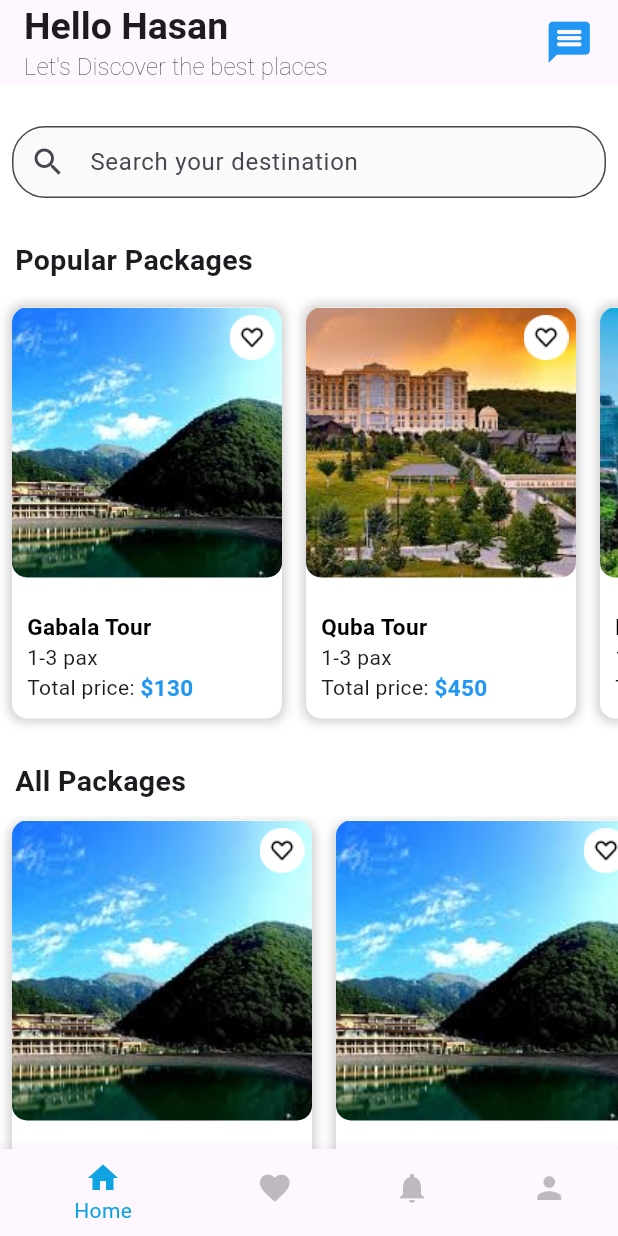
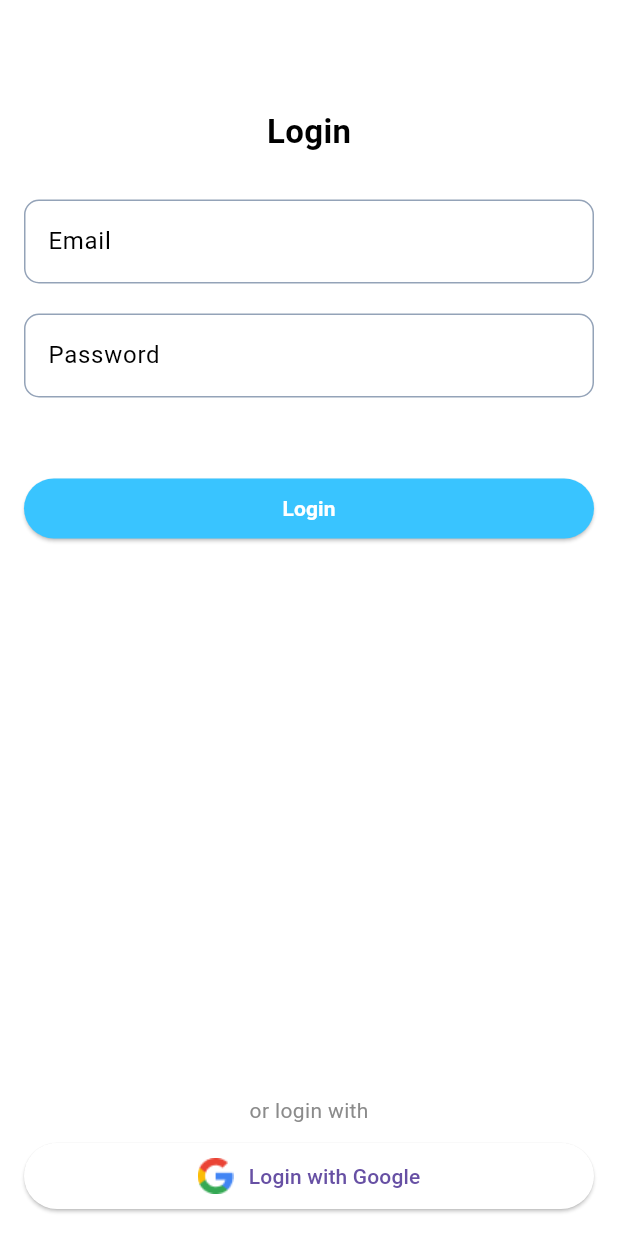
Before and after one commit to HasanShukurof/TravelApp, a Flutter app: the screen it shows after launch, on a phone screen of 412 x 824 dp. Run offline on Flutter 3.47's test engine with Material 3 defaults, Android fonts, the phone set to English and light mode, and no system bars; our stand-ins replace cloud_firestore, firebase_auth, firebase_core, google_sign_in, intl_phone_field; accounts and stored records are empty.

Commit message:
Google sign in created but need fixes

```diff
--- a/lib/main.dart
+++ b/lib/main.dart
@@ -1,25 +1,49 @@
+import 'package:firebase_auth/firebase_auth.dart';
 import 'package:firebase_core/firebase_core.dart';
 import 'package:flutter/material.dart';
 import 'package:san_travel/firebase_options.dart';
+import 'package:san_travel/screens/login_screen.dart';
+import 'package:san_travel/screens/register_screen.dart';
 import 'package:san_travel/widgets/bottom_navigation_bar.dart';
-
 
 void main() async {
   WidgetsFlutterBinding.ensureInitialized();
   await Firebase.initializeApp(
     options: DefaultFirebaseOptions.currentPlatform,
   );
-  runApp(const SanTravel());
+  runApp(SanTravel());
 }
 
-class SanTravel extends StatelessWidget {
+class SanTravel extends StatefulWidget {
   const SanTravel({super.key});
 
   @override
+  State<SanTravel> createState() => _SanTravelState();
+}
+
+class _SanTravelState extends State<SanTravel> {
+  User? _user;
+
+  @override
+  void initState() {
+    super.initState();
+    _loadUser();
+  }
+
+  Future<void> _loadUser() async {
+    // Kullanıcı durumunu dinleyin
+    FirebaseAuth.instance.authStateChanges().listen((User? user) {
+      setState(() {
+        _user = user; // Kullanıcı durumu güncellendiğinde durumu ayarla
+      });
+    });
+  }
+
+  @override
   Widget build(BuildContext context) {
-    return const MaterialApp(
+    return MaterialApp(
       debugShowCheckedModeBanner: false,
-      home: BottomNavBar(),
+      home: _user == null ? const LogInScreen() : const BottomNavBar(),
     );
   }
 }
--- /dev/null
+++ b/lib/screens/auth_service.dart
@@ -0,0 +1,78 @@
+import 'package:firebase_auth/firebase_auth.dart';
+import 'package:cloud_firestore/cloud_firestore.dart';
+import 'package:google_sign_in/google_sign_in.dart';
+
+class AuthService {
+  final FirebaseAuth _auth = FirebaseAuth.instance;
+  final FirebaseFirestore _firestore = FirebaseFirestore.instance;
+
+  // E-posta ile kayıt olma
+  Future<void> registerWithEmail(String email, String password) async {
+    try {
+      UserCredential result = await _auth.createUserWithEmailAndPassword(
+        email: email,
+        password: password
+      );
+      User? user = result.user;
+      if (user != null) {
+        await _saveUserToFirestore(user, 'email');
+      }
+    } catch (e) {
+      print('Registration error: ${e.toString()}');
+      // Hata yönetimi
+    }
+  }
+
+  // E-posta ile giriş yapma
+  Future<User?> signInWithEmail(String email, String password) async {
+    try {
+      UserCredential result = await _auth.signInWithEmailAndPassword(
+        email: email,
+        password: password
+      );
+      User? user = result.user;
+      if (user != null) {
+        await _saveUserToFirestore(user, 'email');
+      }
+    } catch (e) {
+      print('Login error: ${e.toString()}');
+      // Hata yönetimi
+    }
+  }
+
+  // Google ile giriş yapma
+  Future<User?> signInWithGoogle() async {
+    try {
+      final GoogleSignInAccount? googleUser = await GoogleSignIn().signIn();
+      final GoogleSignInAuthentication? googleAuth = await googleUser?.authentication;
+      final credential = GoogleAuthProvider.credential(
+        accessToken: googleAuth?.accessToken,
+        idToken: googleAuth?.idToken,
+      );
+      UserCredential result = await _auth.signInWithCredential(credential);
+      User? user = result.user;
+      if (user != null) {
+        await _saveUserToFirestore(user, 'google');
+      }
+    } catch (e) {
+      print('Google sign in error: ${e.toString()}');
+      // Hata yönetimi
+    }
+  }
+
+  // Kullanıcı bilgilerini Firestore'a kaydetme
+  Future<void> _saveUserToFirestore(User user, String signInMethod) async {
+    await _firestore.collection('users').doc(user.uid).set({
+      'uid': user.uid,
+      'email': user.email,
+      'displayName': user.displayName,
+      'signInMethod': signInMethod,
+      'lastSignIn': FieldValue.serverTimestamp(),
+    }, SetOptions(merge: true));
+  }
+
+  // Çıkış yapma
+  Future<void> signOut() async {
+    await _auth.signOut();
+  }
+}
--- /dev/null
+++ b/lib/screens/login_screen.dart
@@ -0,0 +1,214 @@
+import 'package:flutter/material.dart';
+import 'package:san_travel/screens/auth_service.dart';
+import 'package:san_travel/screens/home_screen.dart';
+
+class LogInScreen extends StatefulWidget {
+  const LogInScreen({super.key});
+
+  @override
+  State<LogInScreen> createState() => _LogInScreenState();
+}
+
+class _LogInScreenState extends State<LogInScreen> {
+  final TextEditingController _emailController = TextEditingController();
+  final TextEditingController _passwordController = TextEditingController();
+  final AuthService _auth = AuthService();
+  bool _isLoading = false;
+
+  Future<void> _signInWithEmail() async {
+    setState(() {
+      _isLoading = true;
+    });
+
+    try {
+      final user = await _auth.signInWithEmail(
+        _emailController.text.trim(),
+        _passwordController.text.trim(),
+      );
+      if (user != null) {
+        // Başarılı giriş, ana sayfaya yönlendir
+        Navigator.pushReplacementNamed(context, '/home');
+      } else {
+        _showErrorDialog('Login failed. Please check your credentials.');
+      }
+    } catch (e) {
+      _showErrorDialog('An error occurred: ${e.toString()}');
+    } finally {
+      setState(() {
+        _isLoading = false;
+      });
+    }
+  }
+
+  void _showErrorDialog(String message) {
+    showDialog(
+      context: context,
+      builder: (ctx) => AlertDialog(
+        title: const Text('Error'),
+        content: Text(message),
+        actions: [
+          TextButton(
+            onPressed: () => Navigator.of(ctx).pop(),
+            child: const Text('OK'),
+          ),
+        ],
+      ),
+    );
+  }
+
+  @override
+  Widget build(BuildContext context) {
+    return Scaffold(
+      backgroundColor: Colors.white,
+      appBar: AppBar(
+        backgroundColor: Colors.white,
+      ),
+      body: _isLoading
+          ? const Center(child: CircularProgressIndicator())
+          : Column(
+              children: [
+                Expanded(
+                  child: SingleChildScrollView(
+                    child: Center(
+                      child: Padding(
+                        padding: const EdgeInsets.all(16.0),
+                        child: Column(
+                          children: [
+                            const Text(
+                              "Login",
+                              style: TextStyle(
+                                  fontSize: 22,
+                                  color: Colors.black,
+                                  fontWeight: FontWeight.bold),
+                            ),
+                            const SizedBox(height: 30),
+                            TextField(
+                              controller: _emailController,
+                              decoration: InputDecoration(
+                                labelText: 'Email',
+                                labelStyle:
+                                    const TextStyle(color: Colors.black),
+                                hintText: 'Email',
+                                enabledBorder: OutlineInputBorder(
+                                  borderRadius: BorderRadius.circular(10),
+                                  borderSide: const BorderSide(
+                                      color: Color(0xFF94A3B8)),
+                                ),
+                                focusedBorder: OutlineInputBorder(
+                                  borderRadius: BorderRadius.circular(10),
+                                  borderSide: const BorderSide(
+                                      color: Color(0xFF94A3B8)),
+                                ),
+                              ),
+                            ),
+                            const SizedBox(height: 20),
+                            TextField(
+                              controller: _passwordController,
+                              obscureText: true,
+                              decoration: InputDecoration(
+                                labelText: 'Password',
+                                labelStyle:
+                                    const TextStyle(color: Colors.black),
+                                hintText: 'Password',
+                                enabledBorder: OutlineInputBorder(
+                                  borderRadius: BorderRadius.circular(10),
+                                  borderSide: const BorderSide(
+                                      color: Color(0xFF94A3B8)),
+                                ),
+                                focusedBorder: OutlineInputBorder(
+                                  borderRadius: BorderRadius.circular(10),
+                                  borderSide: const BorderSide(
+                                      color: Color(0xFF94A3B8)),
+                                ),
+                              ),
+                            ),
+                            const SizedBox(height: 50),
+                            SizedBox(
+                              width: double.infinity,
+                              child: ElevatedButton(
+                                style: ElevatedButton.styleFrom(
+                                  backgroundColor: const Color(0XFFF39C4FF),
+                                ),
+                                onPressed: _signInWithEmail,
+                                child: const Text(
+                                  "Login",
+                                  style: TextStyle(
+                                      color: Colors.white,
+                                      fontWeight: FontWeight.bold),
+                                ),
+                              ),
+                            ),
+                          ],
+                        ),
+                      ),
+                    ),
+                  ),
+                ),
+                Container(
+                  padding: const EdgeInsets.all(16.0),
+                  color: Colors.white,
+                  child: Column(
+                    children: [
+                      const Text(
+                        'or login with',
+                        style: TextStyle(
+                          color: Color.fromARGB(255, 139, 139, 139),
+                        ),
+                      ),
+                      const SizedBox(height: 10),
+                      SizedBox(
+                        width: double.infinity,
+                        child: ElevatedButton(
+                          style: ElevatedButton.styleFrom(
+                            backgroundColor: Colors.white,
+                          ),
+                          onPressed: () async {
+                            setState(() {
+                              _isLoading = true;
+                            });
+                            try {
+                              final user = await _auth.signInWithGoogle();
+                              if (user != null) {
+                                Navigator.pushReplacement(
+                                  context,
+                                  MaterialPageRoute(
+                                      builder: (context) => HomeScreen()),
+                                );
+                              } else {
+                                _showErrorDialog(
+                                    'Google sign-in failed. Please try again.');
+                              }
+                            } catch (e) {
+                              _showErrorDialog(
+                                  'An error occurred: ${e.toString()}');
+                            } finally {
+                              setState(() {
+                                _isLoading = false;
+                              });
+                            }
+                          },
+                          child: Padding(
+                            padding: const EdgeInsets.all(10.0),
+                            child: Row(
+                              mainAxisAlignment: MainAxisAlignment.center,
+                              children: [
+                                Image.asset(
+                                  'assets/images/google_icon.png',
+                                  width: 24,
+                                  height: 24,
+                                ),
+                                const SizedBox(width: 10),
+                                const Text('Login with Google')
+                              ],
+                            ),
+                          ),
+                        ),
+                      ),
+                    ],
+                  ),
+                ),
+              ],
+            ),
+    );
+  }
+}
--- a/pubspec.yaml
+++ b/pubspec.yaml
@@ -40,6 +40,7 @@ dependencies:
   cloud_firestore: ^5.4.2
   firebase_storage: ^12.3.1
   intl_phone_field: ^3.2.0
+  google_sign_in: ^6.2.1
 
 dev_dependencies:
   flutter_test:
```
Also changed, not shown: lib/screens/home_screen.dart (+9 -6 lines), lib/screens/register_screen.dart (added, +31 -0 lines), assets/images/google_icon.png (added), pubspec.lock, 6 other files.
